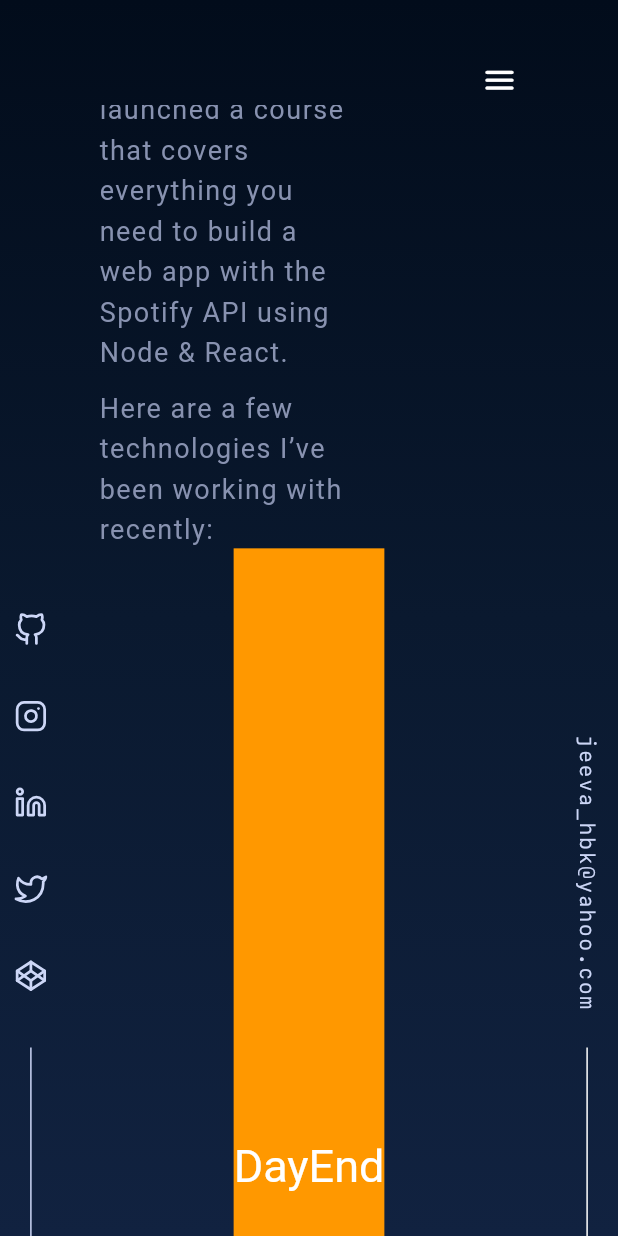
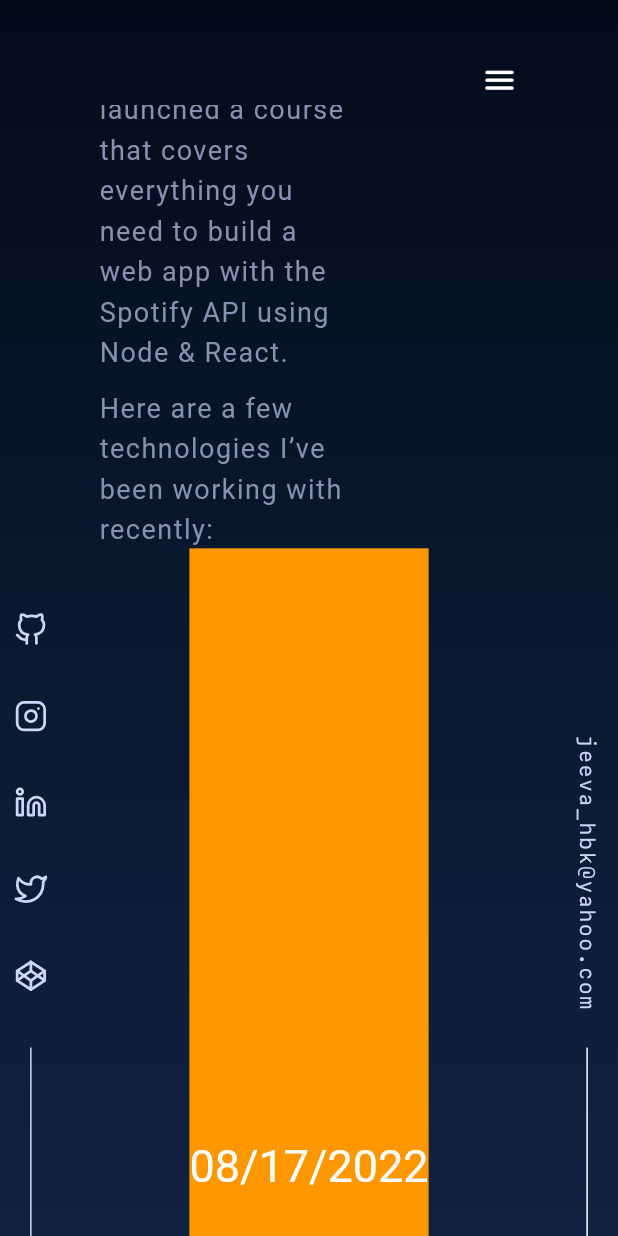
Before and after one commit to Mr-Jeeva/Portfolio, a Flutter app: the screen it shows after launch, scrolled down 1728 dp, on a phone screen of 412 x 824 dp. Run offline on Flutter 3.47's test engine with Material 2 defaults, Android fonts, the light colour scheme and no system bars; our stand-ins replace flutter_riverpod, flutter_svg, google_fonts.

Commit message:
dev test

```diff
--- a/lib/view/experience.dart
+++ b/lib/view/experience.dart
@@ -19,7 +19,7 @@ class _ExperienceState extends State<Experience> {
         mainAxisAlignment: MainAxisAlignment.center,
         children: [
           Text(
-            "DayEnd",
+            "08/17/2022",
             style: TextStyle(fontSize: 30),
           )
         ],
```
